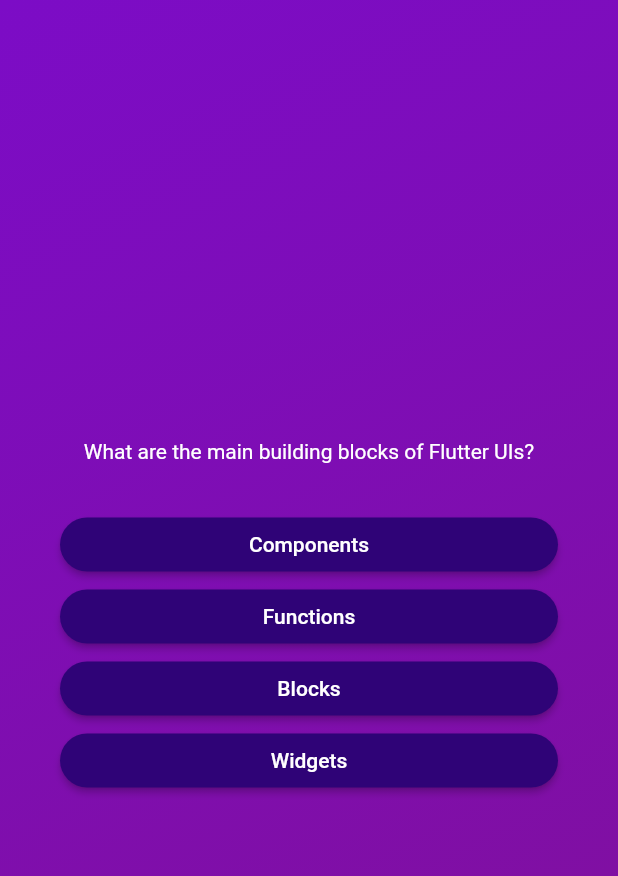
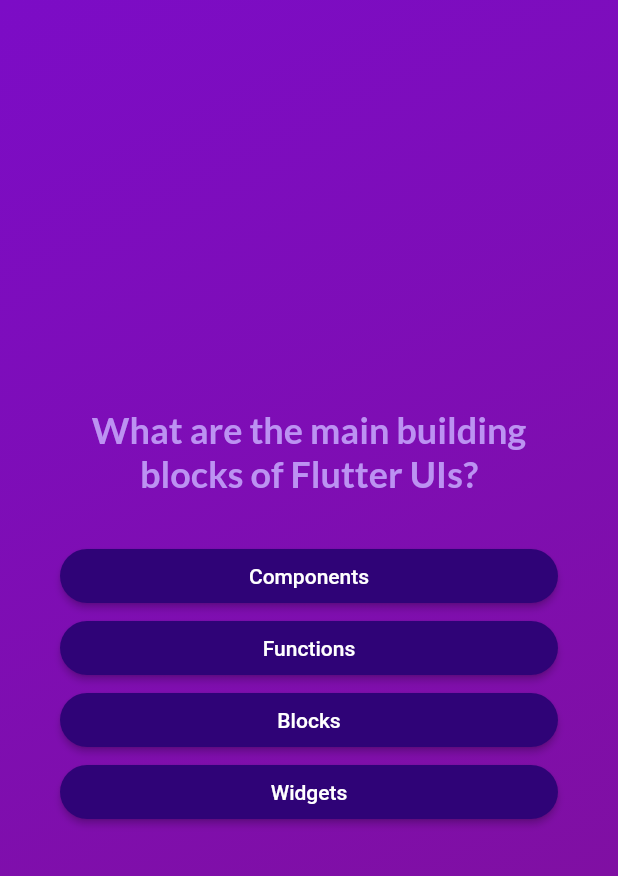
Before and after one commit to punkushal/QuizBasicApp, a Flutter app: the screen it shows after launch, after a tap on "Start Quiz", on a phone screen of 412 x 824 dp. Shown: the top 876 px of the screen. Run offline on Flutter 3.47's test engine with Material 2 defaults, Android fonts, the phone set to English and light mode, and no system bars; our stand-ins replace google_fonts.

Commit message:
Using Third Party Packages & Adding Google Fonts

```diff
--- a/lib/question_screen.dart
+++ b/lib/question_screen.dart
@@ -1,4 +1,5 @@
 import 'package:flutter/material.dart';
+import 'package:google_fonts/google_fonts.dart';
 import 'package:quiz_basic_app/answer_button.dart';
 import 'package:quiz_basic_app/data/questions.dart';
 
@@ -35,9 +36,10 @@ class _QuestionScreenState extends State<QuestionScreen> {
           children: [
             Text(
               currentQuestion.questionText,
-              style: const TextStyle(
-                color: Colors.white,
-              ),
+              style: GoogleFonts.lato(
+                  color: const Color.fromARGB(255, 188, 146, 242),
+                  fontSize: 24,
+                  fontWeight: FontWeight.bold),
               textAlign: TextAlign.center, //To center the text
             ),
             const SizedBox(
--- a/lib/start_screen.dart
+++ b/lib/start_screen.dart
@@ -1,4 +1,5 @@
 import 'package:flutter/material.dart';
+import 'package:google_fonts/google_fonts.dart';
 
 class StartScreen extends StatelessWidget {
   const StartScreen(this.startQuiz, {super.key});
@@ -20,10 +21,10 @@ class StartScreen extends StatelessWidget {
           const SizedBox(
             height: 50,
           ),
-          const Text(
+          Text(
             'Learn Flutter The Fun Way!',
-            style: TextStyle(
-                color: Color.fromARGB(255, 255, 255, 255), fontSize: 24),
+            style: GoogleFonts.lato(
+                color: const Color.fromARGB(255, 255, 255, 255), fontSize: 24),
           ),
           OutlinedButton.icon(
             onPressed: startQuiz,
--- a/pubspec.yaml
+++ b/pubspec.yaml
@@ -35,6 +35,7 @@ dependencies:
   # The following adds the Cupertino Icons font to your application.
   # Use with the CupertinoIcons class for iOS style icons.
   cupertino_icons: ^1.0.2
+  google_fonts: ^5.1.0
 
 dev_dependencies:
   flutter_test:
```
Also changed, not shown: pubspec.lock, 1 other file.
